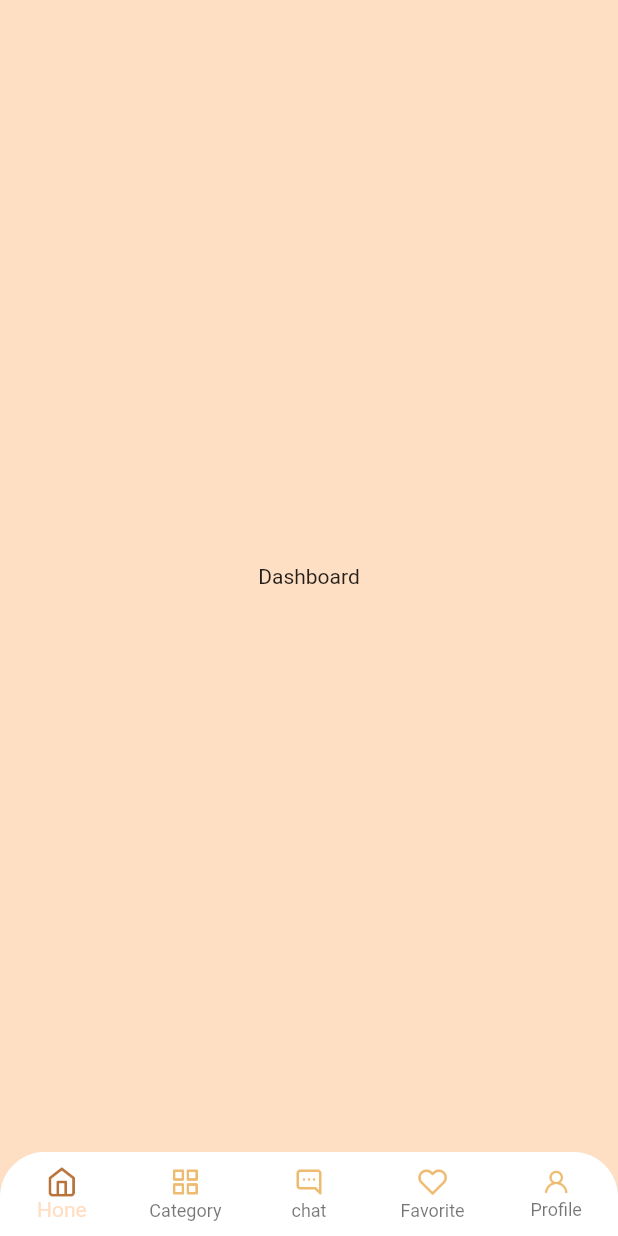
After one commit to TegarDev9/D.co-Droppssiping-coffe_Mobile, a Flutter app: the MainPage screen opened by its route, on a phone screen of 412 x 824 dp. The commit adds this screen. Run offline on Flutter 3.47's test engine with Material 2 defaults, Android fonts, the phone set to English and light mode, and no system bars; our stand-ins replace google_fonts.

Commit message:
Dashboard

```diff
--- a/splashscreen_login_register/lib/main.dart
+++ b/splashscreen_login_register/lib/main.dart
@@ -1,4 +1,5 @@
 import 'package:flutter/material.dart';
+import 'package:login_register/pages/dashboard.dart';
 import 'package:login_register/pages/pages.dart';
 import 'package:login_register/shared/shared.dart';
 
@@ -19,6 +20,9 @@ class MyApp extends StatelessWidget {
         canvasColor: Colors.transparent,
       ),
       home: WellcomePage(),
+      routes: {
+        '/dashboard': (context) => MainPage(),
+      },
     );
   }
 }
--- /dev/null
+++ b/splashscreen_login_register/lib/pages/dashboard.dart
@@ -0,0 +1,68 @@
+import 'package:flutter/material.dart';
+import 'package:login_register/shared/shared.dart';
+
+class MainPage extends StatelessWidget {
+  @override
+  Widget build(BuildContext context) {
+    Widget custumBottomNav() {
+      return ClipRRect(
+        borderRadius: BorderRadius.vertical(top: Radius.circular(30)),
+        child: BottomAppBar(
+          shape: CircularNotchedRectangle(),
+          notchMargin: 10,
+          clipBehavior: Clip.antiAlias,
+          child: BottomNavigationBar(
+            backgroundColor: whiteColor,
+            type: BottomNavigationBarType.fixed,
+            items: [
+              BottomNavigationBarItem(
+                icon: Image.asset(
+                  'assets/images/home_icon.png',
+                  width: 21,
+                ),
+                label: 'Hone',
+              ),
+              BottomNavigationBarItem(
+                icon: Image.asset(
+                  'assets/images/categori_icon.png',
+                  width: 20,
+                ),
+                label: 'Category',
+              ),
+              BottomNavigationBarItem(
+                icon: Image.asset(
+                  'assets/images/chat_icon.png',
+                  width: 20,
+                ),
+                label: 'chat',
+              ),
+              BottomNavigationBarItem(
+                icon: Image.asset(
+                  'assets/images/heart_icon.png',
+                  width: 20,
+                ),
+                label: 'Favorite',
+              ),
+              BottomNavigationBarItem(
+                icon: Image.asset(
+                  'assets/images/profil_icon.png',
+                  width: 18,
+                ),
+                label: 'Profile',
+              ),
+            ],
+          ),
+        ),
+      );
+    }
+
+    return Scaffold(
+      backgroundColor: primaryColor,
+      floatingActionButtonLocation: FloatingActionButtonLocation.centerDocked,
+      bottomNavigationBar: custumBottomNav(),
+      body: Center(
+        child: Text('Dashboard'),
+      ),
+    );
+  }
+}
--- a/splashscreen_login_register/lib/pages/welcome_pages.dart
+++ b/splashscreen_login_register/lib/pages/welcome_pages.dart
@@ -272,7 +272,11 @@ class _WellcomePageState extends State<WellcomePage> {
                                                           .width -
                                                       2 * defaultMargin,
                                                   child: ElevatedButton(
-                                                      onPressed: () {},
+                                                      onPressed: () {
+                                                        Navigator.pushNamed(
+                                                            context,
+                                                            '/dashboard');
+                                                      },
                                                       child: Text(
                                                         'Register',
                                                         style: whiteTextStyle
@@ -562,7 +566,11 @@ class _WellcomePageState extends State<WellcomePage> {
                                                           .width -
                                                       2 * defaultMargin,
                                                   child: ElevatedButton(
-                                                      onPressed: () {},
+                                                      onPressed: () {
+                                                        Navigator.pushNamed(
+                                                            context,
+                                                            '/dashboard');
+                                                      },
                                                       child: Text(
                                                         'Login',
                                                         style: whiteTextStyle
```
Also changed, not shown: splashscreen_login_register/assets/images/categori_icon.png (added), splashscreen_login_register/assets/images/chat_icon.png (added), splashscreen_login_register/assets/images/heart_icon.png (added), splashscreen_login_register/assets/images/home_icon.png (added), splashscreen_login_register/assets/images/profil_icon.png (added).
